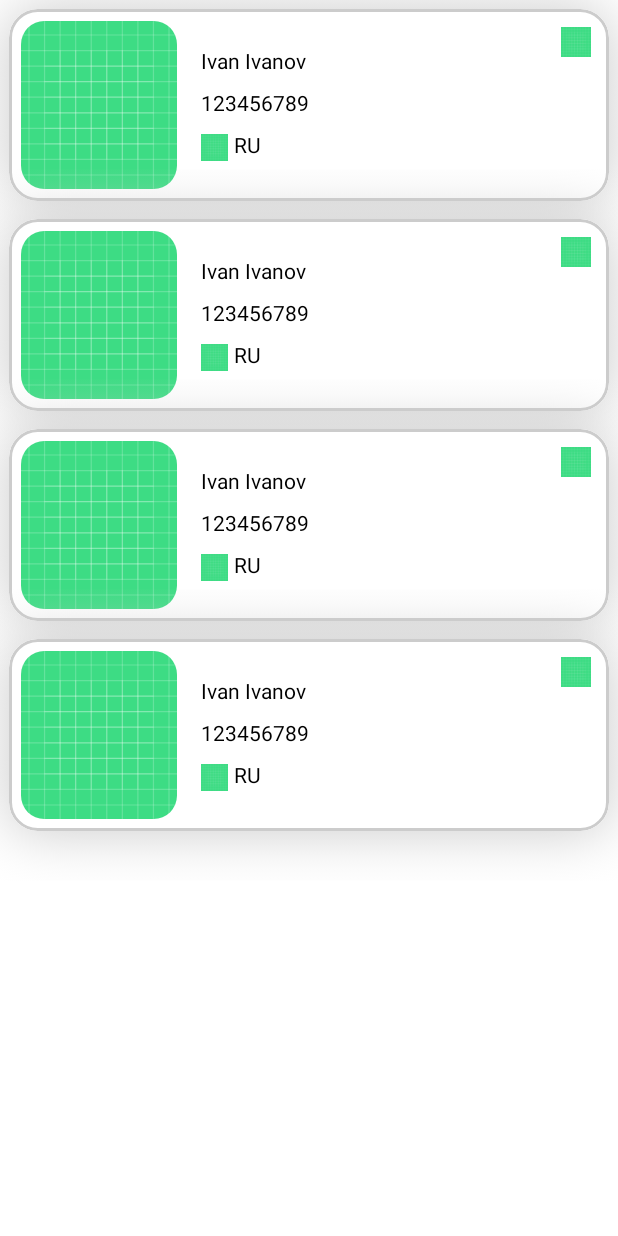
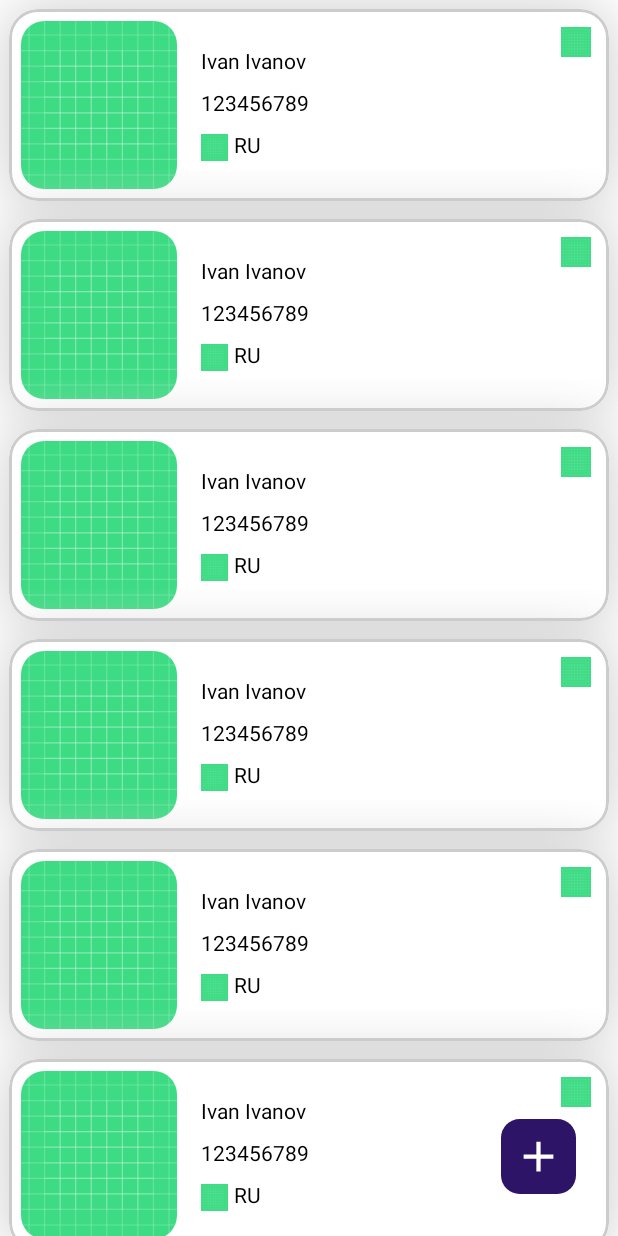
Before and after one commit to AmXLoVE/RandomUserApp, an Android app built with Jetpack Compose: the @Preview function UserListContentPreview, on a phone screen of 412 x 824 dp. Run offline under Robolectric (Android 15) with nearby library versions, the phone set to English and light mode, and no system bars; pictures from the network do not load.

Commit message:
Add UserList States (Content, Loading, Error)

```diff
--- a/app/src/main/java/ru/myapplication/randomuserapp/di/module/vm/ViewModelModule.kt
+++ b/app/src/main/java/ru/myapplication/randomuserapp/di/module/vm/ViewModelModule.kt
@@ -5,6 +5,7 @@ import androidx.lifecycle.ViewModelProvider
 import dagger.Binds
 import dagger.Module
 import dagger.multibindings.IntoMap
+import ru.myapplication.randomuserapp.presentation.usercreate.UserCreateViewModel
 import ru.myapplication.randomuserapp.presentation.userdetail.UserDetailViewModel
 import ru.myapplication.randomuserapp.presentation.userlist.UserListViewModel
 
@@ -25,4 +26,9 @@ internal abstract class ViewModelModule {
     @IntoMap
     @ViewModelKey(UserDetailViewModel::class)
     abstract fun bindDetailsViewModel(vm: UserDetailViewModel): ViewModel
+
+    @Binds
+    @IntoMap
+    @ViewModelKey(UserCreateViewModel::class)
+    abstract fun bindCreateViewModel(vm: UserCreateViewModel): ViewModel
 }
--- /dev/null
+++ b/app/src/main/java/ru/myapplication/randomuserapp/presentation/userlist/widget/UserAddButton.kt
@@ -0,0 +1,56 @@
+package ru.myapplication.randomuserapp.presentation.userlist.widget
+
+import androidx.compose.foundation.background
+import androidx.compose.foundation.clickable
+import androidx.compose.foundation.layout.Box
+import androidx.compose.foundation.layout.fillMaxSize
+import androidx.compose.foundation.layout.padding
+import androidx.compose.foundation.layout.size
+import androidx.compose.foundation.shape.RoundedCornerShape
+import androidx.compose.material.icons.Icons
+import androidx.compose.material.icons.filled.Add
+import androidx.compose.material3.Icon
+import androidx.compose.runtime.Composable
+import androidx.compose.ui.Alignment
+import androidx.compose.ui.Modifier
+import androidx.compose.ui.draw.clip
+import androidx.compose.ui.graphics.Color
+import androidx.compose.ui.unit.dp
+import androidx.compose.ui.zIndex
+
+@Composable
+internal fun UserAddButton(
+    bgColor: Color = Color.hsv(
+        hue = 259f,
+        saturation = .8f,
+        value = .4f,
+        alpha = 1f),
+) {
+    Box(
+        modifier = Modifier
+            .fillMaxSize()
+            .zIndex(1f)
+    ) {
+
+        Box(
+            modifier = Modifier
+                .align(alignment = Alignment.BottomEnd)
+                .padding(28.dp)
+                .size(50.dp)
+                .clip(RoundedCornerShape(25))
+                .background(color = bgColor)
+                .clickable {},
+        ) {
+
+            Icon(
+                imageVector = Icons.Default.Add,
+                tint = Color.White,
+                contentDescription = "",
+                modifier = Modifier
+                    .padding(8.dp)
+                    .fillMaxSize()
+                    .align(Alignment.Center)
+            )
+        }
+    }
+}
--- a/app/src/main/java/ru/myapplication/randomuserapp/presentation/userlist/widget/UserListContent.kt
+++ b/app/src/main/java/ru/myapplication/randomuserapp/presentation/userlist/widget/UserListScreenContent.kt
@@ -3,12 +3,12 @@ package ru.myapplication.randomuserapp.presentation.userlist.widget
 import androidx.compose.foundation.Image
 import androidx.compose.foundation.background
 import androidx.compose.foundation.border
+import androidx.compose.foundation.clickable
 import androidx.compose.foundation.layout.Arrangement
 import androidx.compose.foundation.layout.Box
 import androidx.compose.foundation.layout.Column
 import androidx.compose.foundation.layout.Row
 import androidx.compose.foundation.layout.Spacer
-import androidx.compose.foundation.layout.aspectRatio
 import androidx.compose.foundation.layout.fillMaxHeight
 import androidx.compose.foundation.layout.fillMaxSize
 import androidx.compose.foundation.layout.fillMaxWidth
@@ -16,8 +16,11 @@ import androidx.compose.foundation.layout.height
 import androidx.compose.foundation.layout.padding
 import androidx.compose.foundation.layout.size
 import androidx.compose.foundation.layout.width
-import androidx.compose.foundation.shape.CircleShape
+import androidx.compose.foundation.lazy.LazyColumn
 import androidx.compose.foundation.shape.RoundedCornerShape
+import androidx.compose.material.icons.Icons
+import androidx.compose.material.icons.filled.Add
+import androidx.compose.material3.Button
 import androidx.compose.material3.Icon
 import androidx.compose.material3.Text
 import androidx.compose.runtime.Composable
@@ -26,29 +29,28 @@ import androidx.compose.ui.Modifier
 import androidx.compose.ui.draw.clip
 import androidx.compose.ui.draw.dropShadow
 import androidx.compose.ui.graphics.Color
+import androidx.compose.ui.graphics.ColorProducer
 import androidx.compose.ui.graphics.shadow.Shadow
 import androidx.compose.ui.layout.ContentScale
 import androidx.compose.ui.res.painterResource
 import androidx.compose.ui.text.style.TextOverflow
 import androidx.compose.ui.tooling.preview.Preview
 import androidx.compose.ui.unit.dp
-import coil.compose.AsyncImage
+import androidx.compose.ui.zIndex
 import ru.myapplication.randomuserapp.R
 import ru.myapplication.randomuserapp.presentation.userlist.model.UserDetails
 import ru.myapplication.randomuserapp.presentation.userlist.model.UserListModel
 import ru.myapplication.randomuserapp.presentation.userlist.model.UserListState
 
 @Composable
-internal fun UserListContent(
+internal fun UserListScreenContent(
     state: UserListState.Content,
 ) {
-    Column(
+    LazyColumn(
         modifier = Modifier
-            .fillMaxWidth(),
+            .fillMaxSize(),
     ) {
-        repeat(
-            times =state.userListModel.userList.size,
-        ) {
+        items(state.userListModel.userList.size) { userNumber ->
             Row(
                 modifier = Modifier
                     .fillMaxWidth()
@@ -109,7 +111,8 @@ internal fun UserListContent(
                             Row(
                             ) {
                                 Text(
-                                    text = state.userListModel.userList[it].firstName + " " + state.userListModel.userList[it].lastName,
+                                    text = state.userListModel.userList[userNumber].firstName +
+                                            " " + state.userListModel.userList[userNumber].lastName,
                                     maxLines = 1,
                                     overflow = TextOverflow.Ellipsis,
                                 )
@@ -122,7 +125,7 @@ internal fun UserListContent(
 
                             Row() {
                                 Text(
-                                    text = state.userListModel.userList[it].phone
+                                    text = state.userListModel.userList[userNumber].phone
                                 )
                             }
 
@@ -145,7 +148,7 @@ internal fun UserListContent(
                                         .padding(
                                             start = 4.dp
                                         ),
-                                    text = state.userListModel.userList[it].country
+                                    text = state.userListModel.userList[userNumber].country
                                 )
                             }
                         }
@@ -167,6 +170,8 @@ internal fun UserListContent(
             }
         }
     }
+
+    UserAddButton()
 }
 
 @Preview(showBackground = true)
@@ -181,11 +186,46 @@ private fun UserListContentPreview() {
 //        contentScale = ContentScale.Crop,
 //    )
 
-    Column(modifier = Modifier.fillMaxSize()) {
-        UserListContent(
+    UserListScreenContent(
         state = UserListState.Content(
             userListModel = UserListModel(
                 userList = listOf(
+                    UserDetails(
+                        id = 1,
+                        firstName = "Ivan",
+                        lastName = "Ivanov",
+                        gender = "male",
+                        age = 25,
+                        email = "ad@ad",
+                        phone = "123456789",
+                        picture = "",
+                        country = "RU",
+                        photoUrl = ""
+                    ),
+                    UserDetails(
+                        id = 1,
+                        firstName = "Ivan",
+                        lastName = "Ivanov",
+                        gender = "male",
+                        age = 25,
+                        email = "ad@ad",
+                        phone = "123456789",
+                        picture = "",
+                        country = "RU",
+                        photoUrl = ""
+                    ),
+                    UserDetails(
+                        id = 1,
+                        firstName = "Ivan",
+                        lastName = "Ivanov",
+                        gender = "male",
+                        age = 25,
+                        email = "ad@ad",
+                        phone = "123456789",
+                        picture = "",
+                        country = "RU",
+                        photoUrl = ""
+                    ),
                     UserDetails(
                         id = 1,
                         firstName = "Ivan",
@@ -239,4 +279,3 @@ private fun UserListContentPreview() {
         ),
     )
 }
-}
--- /dev/null
+++ b/app/src/main/res/drawable/reload.xml
@@ -0,0 +1,5 @@
+<vector xmlns:android="http://schemas.android.com/apk/res/android" android:height="128dp" android:tint="#4F4F4F" android:viewportHeight="24" android:viewportWidth="24" android:width="128dp">
+
+    <path android:fillColor="@android:color/white" android:pathData="M12,6v3l4,-4 -4,-4v3c-4.42,0 -8,3.58 -8,8 0,1.57 0.46,3.03 1.24,4.26L6.7,14.8c-0.45,-0.83 -0.7,-1.79 -0.7,-2.8 0,-3.31 2.69,-6 6,-6zM18.76,7.74L17.3,9.2c0.44,0.84 0.7,1.79 0.7,2.8 0,3.31 -2.69,6 -6,6v-3l-4,4 4,4v-3c4.42,0 8,-3.58 8,-8 0,-1.57 -0.46,-3.03 -1.24,-4.26z"/>
+
+</vector>
```
Also changed, not shown: app/src/main/java/ru/myapplication/randomuserapp/presentation/common/ShimmerLoadingPlaceHolder.kt (added, +49 -0 lines), app/src/main/java/ru/myapplication/randomuserapp/presentation/usercreate/UserCreateScreen.kt (added, +8 -0 lines), app/src/main/java/ru/myapplication/randomuserapp/presentation/usercreate/UserCreateViewModel.kt (added, +14 -0 lines), app/src/main/java/ru/myapplication/randomuserapp/presentation/usercreate/model/UserCreateData.kt (added, +9 -0 lines), app/src/main/java/ru/myapplication/randomuserapp/presentation/usercreate/model/UserCreateState.kt (added, +12 -0 lines), app/src/main/java/ru/myapplication/randomuserapp/presentation/userdetail/UserDetailScreen.kt (added, +8 -0 lines), app/src/main/java/ru/myapplication/randomuserapp/presentation/userlist/UserListScreen.kt (+9 -7 lines), app/src/main/java/ru/myapplication/randomuserapp/presentation/userlist/widget/UserListError.kt (deleted, +0 -8 lines), app/src/main/java/ru/myapplication/randomuserapp/presentation/userlist/widget/UserListLoading.kt (deleted, +0 -8 lines), app/src/main/java/ru/myapplication/randomuserapp/presentation/userlist/widget/UserListScreenError.kt (added, +88 -0 lines), app/src/main/java/ru/myapplication/randomuserapp/presentation/userlist/widget/UserListScreenLoading.kt (added, +195 -0 lines). Lines whose indentation alone changed are shown as unchanged.
